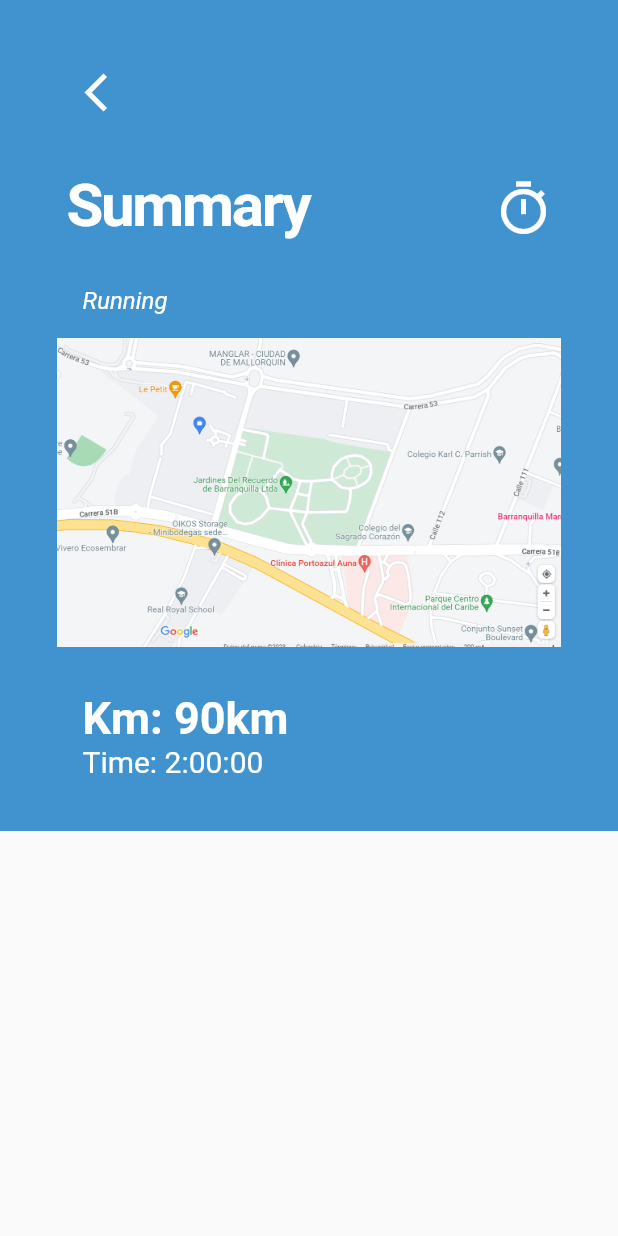
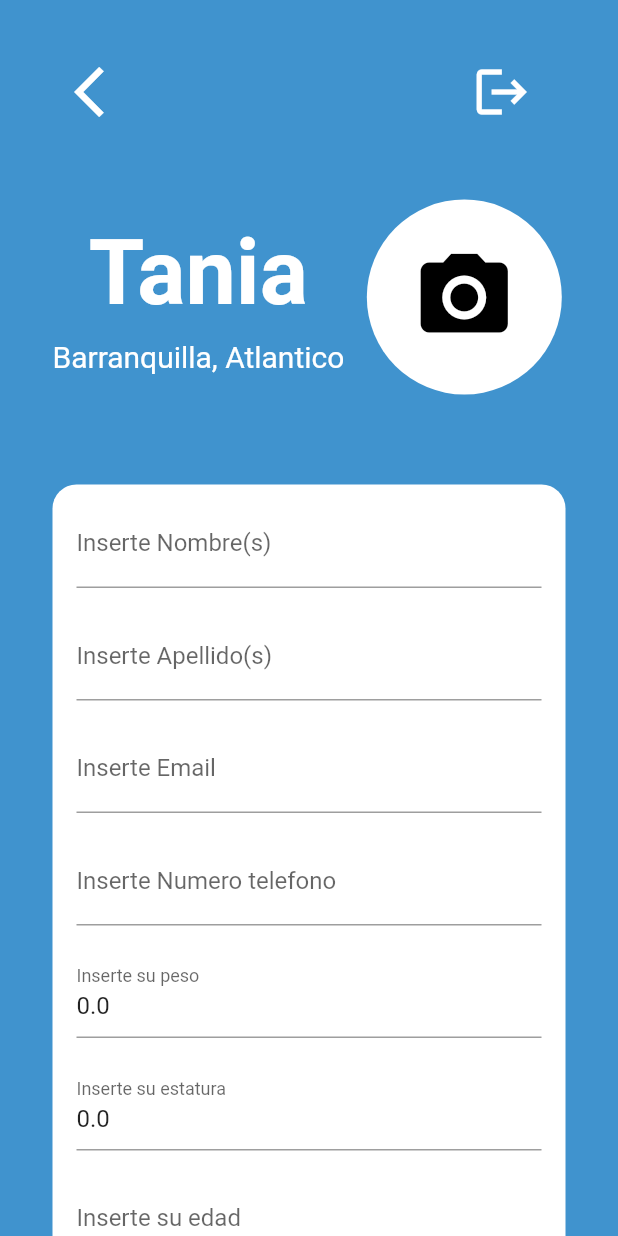
Before and after one commit to VictorCuerdo/trackyApp, a Flutter app: the screen it shows after launch, on a phone screen of 412 x 824 dp. Run offline on Flutter 3.47's test engine with Material 2 defaults, Android fonts, the light colour scheme and no system bars.

Commit message:
design improvements
mejoras visuales, creacion de clases, tests, etc. frontend completado

```diff
--- /dev/null
+++ b/trackyapp/lib/editar_info.dart
@@ -0,0 +1,234 @@
+import 'package:flutter/material.dart';
+
+class EditarInfo extends StatefulWidget {
+  const EditarInfo({Key? key}) : super(key: key);
+
+  @override
+  // ignore: library_private_types_in_public_api
+  _EditarInfoState createState() => _EditarInfoState();
+}
+
+class _EditarInfoState extends State<EditarInfo> {
+  String? _name = '';
+  String? _lastName = '';
+  String? _age = '';
+  String? _email = '';
+  String? _telephone = '';
+  double? _weight = 0.0;
+  double? _height = 0.0;
+
+  @override
+  Widget build(BuildContext context) {
+    return Scaffold(
+      body: Stack(
+        children: [
+          Expanded(
+            child: SingleChildScrollView(
+              child: Container(
+                color: const Color.fromARGB(255, 64, 147, 206),
+                padding: const EdgeInsets.all(35.0),
+                child: Column(
+                  children: <Widget>[
+                    //FILA 1 - PARA EL ICONO DE VOLVER ATRÁS
+                    Row(
+                      children: [
+                        IconButton(
+                          onPressed: () {},
+                          icon: const Icon(Icons.arrow_back_ios_new_outlined,
+                              size: 40),
+                          color: Colors.white,
+                          padding: const EdgeInsets.only(top: 5.0, left: 1.0),
+                        ),
+                        const SizedBox(height: 20.0, width: 230),
+                        IconButton(
+                          onPressed: () {},
+                          icon: const Icon(Icons.logout, size: 40),
+                          color: Colors.white,
+                          padding: const EdgeInsets.only(top: 5.0, right: 5.0),
+                        ),
+                      ],
+                    ),
+                    const SizedBox(height: 50.0),
+                    // ROW 2
+                    Row(
+                      children: [
+                        Column(
+                          children: const [
+                            Padding(padding: EdgeInsets.only(left: 20)),
+                            Text(
+                              'Tania',
+                              style: TextStyle(
+                                  fontSize: 60,
+                                  fontWeight: FontWeight.bold,
+                                  color: Colors.white),
+                            ),
+                            SizedBox(height: 10.0),
+                            Text(
+                              'Barranquilla, Atlantico',
+                              style: TextStyle(
+                                  fontSize: 20,
+                                  fontWeight: FontWeight.normal,
+                                  color: Colors.white),
+                            ),
+                          ],
+                        ),
+                        const SizedBox(width: 15.0),
+                        Column(
+                          children: [
+                            Container(
+                              width: 130,
+                              height: 130,
+                              decoration: const BoxDecoration(
+                                shape: BoxShape.circle,
+                                color: Colors.white,
+                              ),
+                              child: IconButton(
+                                icon: const Icon(Icons.photo_camera, size: 70),
+                                color: const Color.fromARGB(255, 0, 0, 0),
+                                onPressed: () {
+                                  // TODO: implementar el foto upload
+                                },
+                              ),
+                            ),
+                          ],
+                        ),
+                      ],
+                    ),
+                    const SizedBox(height: 60.0),
+                    Container(
+                      decoration: BoxDecoration(
+                        color: Colors.white,
+                        borderRadius: BorderRadius.circular(16.0),
+                      ),
+                      padding:
+                          const EdgeInsets.fromLTRB(16.0, 10.0, 16.0, 16.0),
+                      child: Column(
+                        mainAxisSize: MainAxisSize.min,
+                        children: <Widget>[
+                          TextFormField(
+                            decoration: const InputDecoration(
+                                labelText: 'Inserte Nombre(s)'),
+                            initialValue: _name,
+                            onChanged: (value) {
+                              setState(() {
+                                _name = value;
+                              });
+                            },
+                          ),
+                          const SizedBox(height: 16.0),
+                          TextFormField(
+                            decoration: const InputDecoration(
+                                labelText: 'Inserte Apellido(s)'),
+                            initialValue: _lastName,
+                            onChanged: (value) {
+                              setState(() {
+                                _lastName = value;
+                              });
+                            },
+                          ),
+                          const SizedBox(height: 16.0),
+                          TextFormField(
+                            decoration: const InputDecoration(
+                                labelText: 'Inserte Email'),
+                            initialValue: _email,
+                            onChanged: (value) {
+                              setState(() {
+                                _email = value;
+                              });
+                            },
+                          ),
+                          const SizedBox(height: 16.0),
+                          TextFormField(
+                            decoration: const InputDecoration(
+                                labelText: 'Inserte Numero telefono'),
+                            initialValue: _telephone,
+                            onChanged: (value) {
+                              setState(() {
+                                _telephone = value;
+                              });
+                            },
+                          ),
+                          const SizedBox(height: 16.0),
+                          TextFormField(
+                            decoration: const InputDecoration(
+                                labelText: 'Inserte su peso'),
+                            initialValue: _weight?.toString(),
+                            keyboardType: const TextInputType.numberWithOptions(
+                                decimal: true),
+                            onChanged: (value) {
+                              setState(() {
+                                _weight = double.tryParse(value);
+                              });
+                            },
+                          ),
+                          const SizedBox(height: 16.0),
+                          TextFormField(
+                            decoration: const InputDecoration(
+                                labelText: 'Inserte su estatura'),
+                            initialValue: _height?.toString(),
+                            keyboardType: const TextInputType.numberWithOptions(
+                                decimal: true),
+                            onChanged: (value) {
+                              setState(() {
+                                _height = double.tryParse(value);
+                              });
+                            },
+                          ),
+                          const SizedBox(height: 16.0),
+                          TextFormField(
+                            decoration: const InputDecoration(
+                                labelText: 'Inserte su edad'),
+                            initialValue: _age,
+                            onChanged: (value) {
+                              setState(() {
+                                _age = value;
+                              });
+                            },
+                          ),
+                        ],
+                      ),
+                    ),
+                    // BOTON DE EDITAR
+                    const SizedBox(height: 40),
+                    Row(
+                      mainAxisAlignment: MainAxisAlignment.spaceEvenly,
+                      children: [
+                        OutlinedButton(
+                          onPressed: () {
+                            // Agregar funcionalidades del boton aqui
+                          },
+                          style: OutlinedButton.styleFrom(
+                            shape: const StadiumBorder(),
+                            side: const BorderSide(
+                                width: 3.0, color: Colors.white),
+                            padding: const EdgeInsets.symmetric(
+                                horizontal: 50, vertical: 20),
+                          ),
+                          child: Row(
+                            mainAxisAlignment: MainAxisAlignment.center,
+                            children: const [
+                              Text(
+                                'Editar Perfil',
+                                style: TextStyle(
+                                  fontSize: 25,
+                                  fontWeight: FontWeight.bold,
+                                  color: Colors.white,
+                                ),
+                              ),
+                              SizedBox(width: 20),
+                              Icon(Icons.edit, color: Colors.white, size: 30),
+                            ],
+                          ),
+                        ),
+                      ],
+                    )
+                  ],
+                ),
+              ),
+            ),
+          ),
+        ],
+      ),
+    );
+  }
+}
--- a/trackyapp/lib/main.dart
+++ b/trackyapp/lib/main.dart
@@ -1,6 +1,7 @@
 import 'package:flutter/material.dart';
 import 'edit_info.dart';
 import 'user_summary.dart';
+import 'editar_info.dart';
 
 void main() {
   runApp(const MyApp());
@@ -18,7 +19,7 @@ class MyApp extends StatelessWidget {
       theme: ThemeData(
         primarySwatch: Colors.blue,
       ),
-      home: const UserSummaryPage(),
+      home: const EditarInfo(),
     );
   }
 }
```
Also changed, not shown: trackyapp/lib/edit_info.dart (+14 -9 lines), trackyapp/lib/user_summary.dart (+73 -8 lines).
